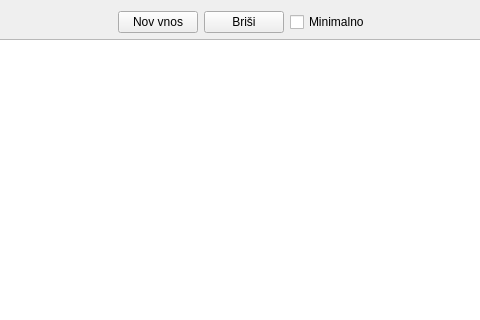
bubi-luka/BubiRacun, file wid_projekti.ui: the form before one commit; both pictures show x 217 to 697 and y 0 to 320 of the 921 by 663 pixel window.
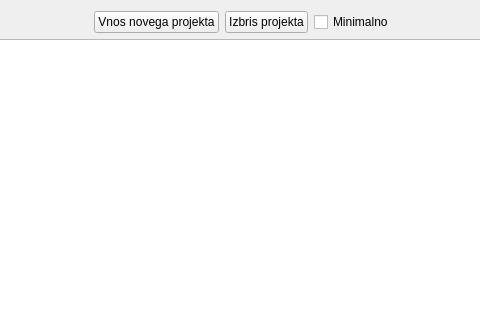
The form after the commit.

```diff
--- a/wid_projekti.ui
+++ b/wid_projekti.ui
@@ -35,14 +35,14 @@
      <item>
       <widget class="QPushButton" name="btn_nov">
        <property name="text">
-        <string>Nov vnos</string>
+        <string>Vnos novega projekta</string>
        </property>
       </widget>
      </item>
      <item>
       <widget class="QPushButton" name="btn_brisi">
        <property name="text">
-        <string>Briši</string>
+        <string>Izbris projekta</string>
        </property>
       </widget>
      </item>
```
